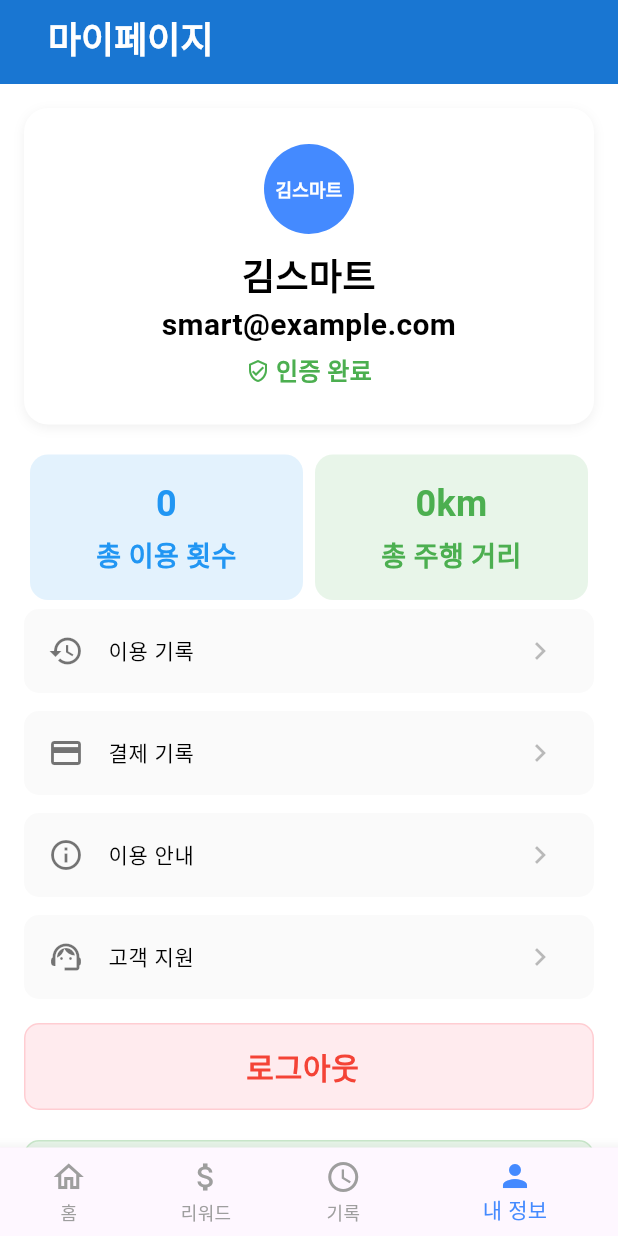
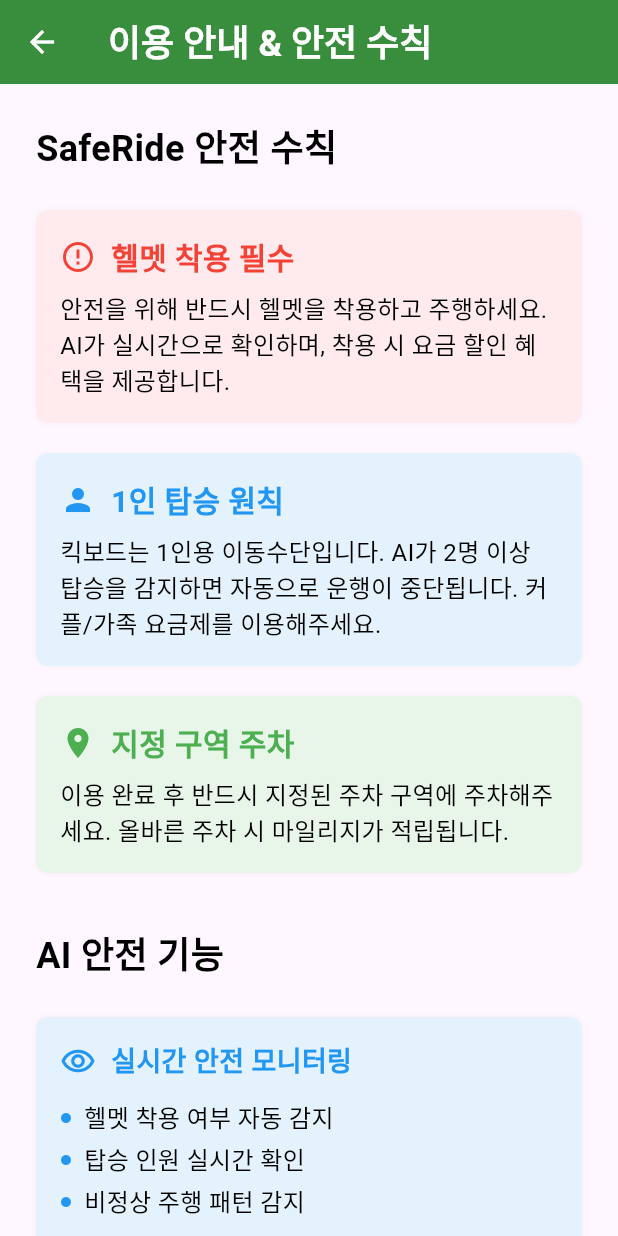
Before and after one commit to Gyulari/SafeRide, a Flutter app: the HomeScreen screen opened by its route, item 4 of the bottom bar chosen, after a tap on "이용 안내", on a phone screen of 412 x 824 dp. Run offline on Flutter 3.47's test engine with Material 3 defaults, Android fonts, the phone set to English and light mode, and no system bars; our stand-ins replace dotted_border, geolocator, image_picker, supabase_flutter; missing offline and left inert: google_mlkit_text_recognition, kakao_map_plugin; accounts and stored records are empty; statements that could not run were skipped.

Commit message:
Add guild page in my page

```diff
--- /dev/null
+++ b/lib/guide.dart
@@ -0,0 +1,256 @@
+import 'package:saferide/app_import.dart';
+import 'package:saferide/style.dart';
+
+class GuideScreen extends StatelessWidget {
+  const GuideScreen({super.key});
+
+  @override
+  Widget build(BuildContext context) {
+    return Scaffold(
+      appBar: AppBar(
+        title: simpleText(
+          '이용 안내 & 안전 수칙',
+          24.0, FontWeight.bold, Colors.white, TextAlign.start
+        ),
+        backgroundColor: Colors.green[700],
+        foregroundColor: Colors.white,
+      ),
+      body: SingleChildScrollView(
+        padding: EdgeInsets.all(24.0),
+        child: Column(
+          crossAxisAlignment: CrossAxisAlignment.start,
+          children: [
+            sectionTitle('SafeRide 안전 수칙'),
+            SizedBox(height: 24.0),
+
+            _guideCard(
+              icon: Icons.error_outline,
+              title: '헬멧 착용 필수',
+              backgroundColor: Colors.red[50]!,
+              fontColor: Colors.red,
+              description: '안전을 위해 반드시 헬멧을 착용하고 주행하세요. AI가 실시간으로 확인하며, 착용 시 요금 할인 혜택을 제공합니다.',
+            ),
+
+            SizedBox(height: 20.0),
+
+            _guideCard(
+              icon: Icons.person,
+              title: '1인 탑승 원칙',
+              backgroundColor: Colors.blue[50]!,
+              fontColor: Colors.blue,
+              description: '킥보드는 1인용 이동수단입니다. AI가 2명 이상 탑승을 감지하면 자동으로 운행이 중단됩니다. 커플/가족 요금제를 이용해주세요.',
+            ),
+
+            SizedBox(height: 20.0),
+
+            _guideCard(
+              icon: Icons.place,
+              title: '지정 구역 주차',
+              backgroundColor: Colors.green[50]!,
+              fontColor: Colors.green,
+              description: '이용 완료 후 반드시 지정된 주차 구역에 주차해주세요. 올바른 주차 시 마일리지가 적립됩니다.',
+            ),
+
+            SizedBox(height: 36.0),
+
+            sectionTitle('AI 안전 기능'),
+            SizedBox(height: 24.0),
+
+            _featureCard(
+              icon: Icons.remove_red_eye_outlined,
+              title: '실시간 안전 모니터링',
+              backgroundColor: Colors.blue[50]!,
+              fontColor: Colors.blue,
+              descriptions: ['헬멧 착용 여부 자동 감지', '탑승 인원 실시간 확인', '비정상 주행 패턴 감지'],
+            ),
+
+            SizedBox(height: 20.0),
+
+            _featureCard(
+              icon: Icons.fingerprint,
+              title: '생체 인증 시스템',
+              backgroundColor: Colors.green[50]!,
+              fontColor: Colors.green,
+              descriptions: ['Face ID / 지문 인식 본인 확인', '운전면허증 소유자 일치 검증', '무면허 이용 원천 차단'],
+            ),
+
+            SizedBox(height:16.0),
+            Divider(thickness: 2.5, height: 10.0, color: Color(0xFFE0E0E0)),
+            SizedBox(height:16.0),
+
+            Container(
+              padding: EdgeInsets.all(16.0),
+              decoration: BoxDecoration(
+                color: Colors.red[50],
+                borderRadius: BorderRadius.circular(8.0),
+                boxShadow: [
+                  BoxShadow(
+                    blurRadius: 3.0,
+                    color: Colors.grey.withAlpha(25),
+                  ),
+                ],
+              ),
+              child: Column(
+                crossAxisAlignment: CrossAxisAlignment.start,
+                children: [
+                  Row(
+                    children: [
+                      Icon(Icons.warning, color: Colors.red, size: 24.0),
+                      SizedBox(width: 10.0),
+                      simpleText(
+                        '비상 연락처',
+                        20.0, FontWeight.bold, Colors.red, TextAlign.start
+                      ),
+                    ],
+                  ),
+
+                  SizedBox(height: 16.0),
+
+                  Row(
+                    mainAxisAlignment: MainAxisAlignment.spaceBetween,
+                    children: [
+                      simpleText(
+                        '24시간 고객센터',
+                        16.0, FontWeight.normal, Colors.black, TextAlign.start
+                      ),
+                      simpleText(
+                        '1588-0000',
+                        16.0, FontWeight.bold, Colors.black, TextAlign.end
+                      ),
+                    ],
+                  ),
+
+                  SizedBox(height: 8.0),
+
+                  Row(
+                    mainAxisAlignment: MainAxisAlignment.spaceBetween,
+                    children: [
+                      simpleText(
+                        '응급상황 신고',
+                        16.0, FontWeight.normal, Colors.black, TextAlign.start
+                      ),
+                      simpleText(
+                        '112 / 119',
+                        16.0, FontWeight.bold, Colors.black, TextAlign.end
+                      ),
+                    ],
+                  ),
+                ],
+              ),
+            )
+          ],
+        ),
+      ),
+    );
+  }
+
+  Widget _guideCard({
+    required IconData icon,
+    required String title,
+    required Color backgroundColor,
+    required Color fontColor,
+    required String description,
+  })
+  {
+    return Container(
+      padding: EdgeInsets.all(16.0),
+      decoration: BoxDecoration(
+        color: backgroundColor,
+        borderRadius: BorderRadius.circular(8.0),
+        boxShadow: [
+          BoxShadow(
+            blurRadius: 3.0,
+            color: Colors.grey.withAlpha(25),
+          ),
+        ],
+      ),
+      child: Column(
+        crossAxisAlignment: CrossAxisAlignment.start,
+        children: [
+          Row(
+            children: [
+              Icon(icon, color: fontColor, size: 24.0),
+              SizedBox(width: 10.0),
+              simpleText(
+                title,
+                20.0, FontWeight.bold, fontColor, TextAlign.start
+              ),
+            ],
+          ),
+
+          SizedBox(height: 8.0),
+
+          simpleText(
+            description,
+            16.0, FontWeight.normal, Colors.black, TextAlign.start
+          ),
+        ],
+      ),
+    );
+  }
+
+  Widget _featureCard({
+    required IconData icon,
+    required String title,
+    required Color backgroundColor,
+    required Color fontColor,
+    required List<String> descriptions,
+  })
+  {
+    return Container(
+      padding: EdgeInsets.all(16.0),
+      decoration: BoxDecoration(
+        color: backgroundColor,
+        borderRadius: BorderRadius.circular(8.0),
+        boxShadow: [
+          BoxShadow(
+            blurRadius: 3.0,
+            color: Colors.grey.withAlpha(25),
+          ),
+        ],
+      ),
+      child: Column(
+        crossAxisAlignment: CrossAxisAlignment.start,
+        children: [
+          Row(
+            children: [
+              Icon(icon, color: fontColor, size: 24.0),
+              SizedBox(width: 10.0),
+              simpleText(
+                title,
+                18.0, FontWeight.bold, fontColor, TextAlign.start
+              ),
+            ],
+          ),
+
+          SizedBox(height: 12.0),
+
+          Column(
+            crossAxisAlignment: CrossAxisAlignment.start,
+            children: [
+              ...descriptions.map((text) => _featureRow(text, fontColor)),
+            ],
+          )
+        ],
+      ),
+    );
+  }
+
+  Widget _featureRow(String text, Color iconColor) {
+    return Column(
+      children: [
+        Row(
+          children: [
+            Icon(Icons.circle, color: iconColor, size: 8.0),
+            SizedBox(width: 8.0),
+            simpleText(
+              text,
+              16.0, FontWeight.normal, Colors.black, TextAlign.start
+            ),
+          ],
+        ),
+        SizedBox(height: 4.0),
+      ],
+    );
+  }
+}
--- a/lib/main.dart
+++ b/lib/main.dart
@@ -1,4 +1,5 @@
 import 'package:saferide/app_import.dart';
+import 'package:saferide/guide.dart';
 import 'package:saferide/style.dart';
 import 'package:saferide/route_import.dart';
 import 'package:kakao_map_plugin/kakao_map_plugin.dart';
@@ -27,6 +28,7 @@ class SafeRide extends StatelessWidget {
         '/login': (_) => LoginScreen(),
         '/login/signup': (_) => SignupScreen(),
         '/home': (_) => HomeScreen(),
+        '/home/guide': (_) => GuideScreen(),
       },
       initialRoute: '/',
 
--- a/lib/my_page.dart
+++ b/lib/my_page.dart
@@ -67,7 +67,9 @@ class _MyPageState extends State<MyPage> {
                   _menuItem(
                     icon: Icons.info_outline,
                     text: '이용 안내',
-                    onTap: () {},
+                    onTap: () {
+                      Navigator.of(context).pushNamed('/home/guide');
+                    },
                   ),
                   _menuItem(
                     icon: Icons.support_agent,
--- a/lib/route_import.dart
+++ b/lib/route_import.dart
@@ -1,3 +1,4 @@
 export 'package:saferide/login.dart';
 export 'package:saferide/signup.dart';
 export 'package:saferide/home.dart';
+export 'package:saferide/guide.dart';
```
